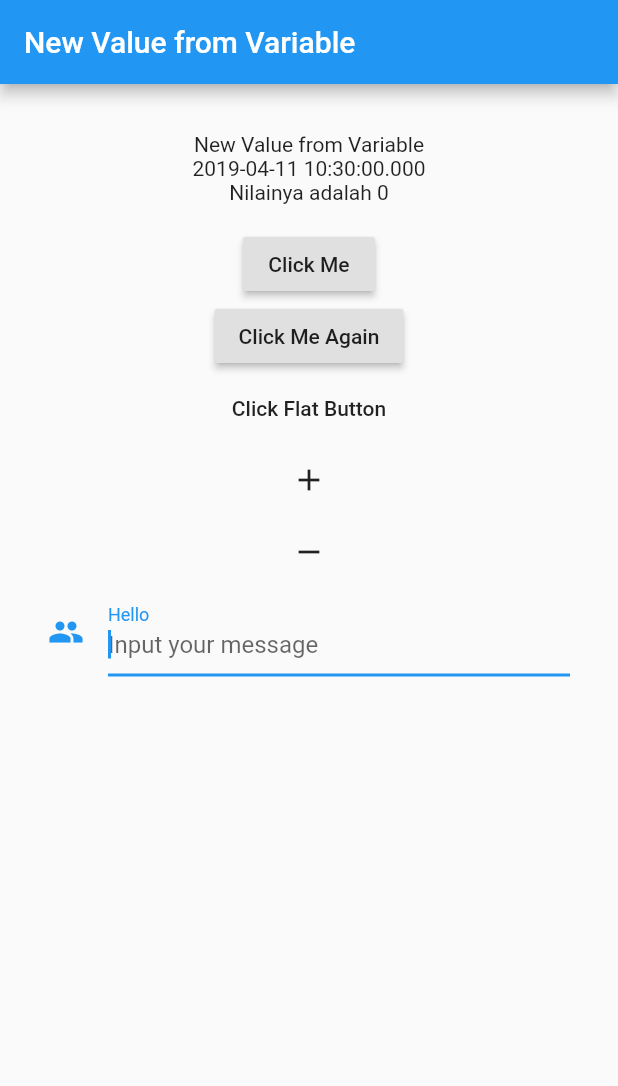
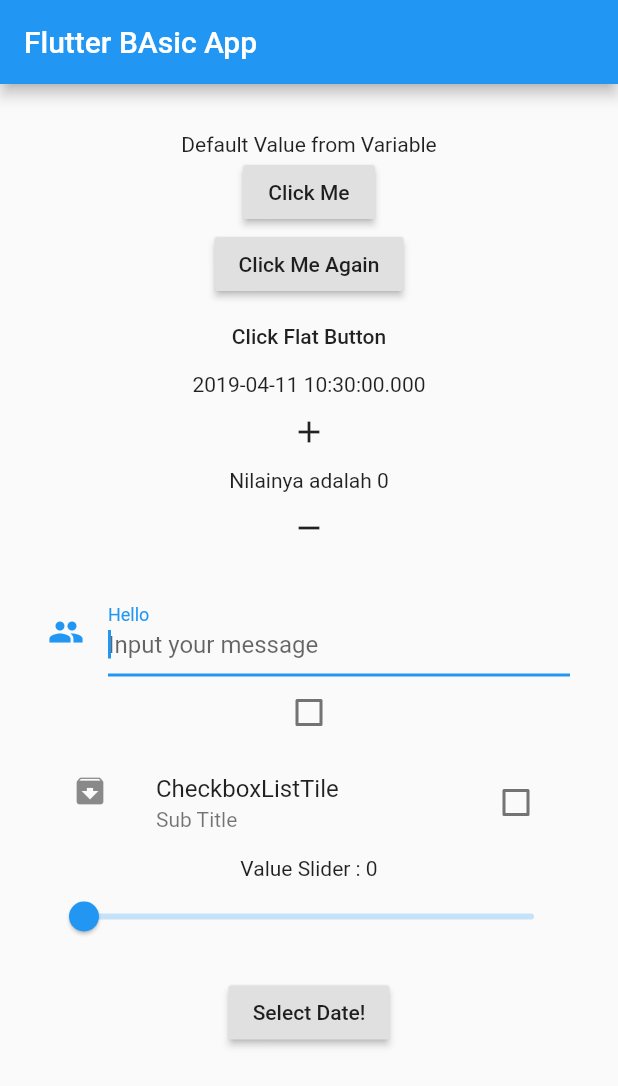
Before and after one commit to mrjuoss/flutter_app_basic, a Flutter app: the screen it shows after launch, after a tap on "Click Flat Button", after a tap on the "add" icon, after a tap on the "remove" icon, on a phone screen of 412 x 824 dp. Shown: the top 1086 px of the screen. Run offline on Flutter 3.47's test engine with Material 2 defaults, Android fonts, the phone set to English and light mode, and no system bars.

Commit message:
Add EditText, Raised Button, Flat Button, Icon Button, Check Box, Slider and Date Picker

```diff
--- a/lib/main.dart
+++ b/lib/main.dart
@@ -13,42 +13,24 @@ class MyApp extends StatefulWidget {
 }
 
 class _MyAppState extends State<MyApp> {
-  String _value = 'New Value from Variable';
-  String _dateNow = '';
 
-  String _message = '';
-
-  int _jumlah = 0;
-
+  String _value = 'Default Value from Variable';
+  /* Tanpa Parameter */
   void _onPressed() {
     setState(() {
       _value = 'My Name is Jaki';
     });
   }
 
+  /* Parameter */
   void _onPressedAgain(String value) {
     setState(() {
       _value = value;
     });
   }
 
-  void _onPressedFlatButton() {
-    setState(() {
-      _dateNow = DateTime.now().toString();
-    });
-  }
-
-  void _add() {
-    setState(() {
-      _jumlah++;
-    });
-  }
-
-  void _substract() {
-    setState(() {
-      _jumlah--;
-    });
-  }
+  /* Edit Text */
+  String _message = '';
 
   void _onChange(String value) {
     setState(() => _message = 'Changed : $value');
@@ -58,45 +40,136 @@ class _MyAppState extends State<MyApp> {
     setState(() => _message = 'Submited : $value');
   }
 
+  /* Flat Button */
+  String _dateNow = '';
+
+  void _onPressedFlatButton() {
+    setState(() {
+      _dateNow = DateTime.now().toString();
+    });
+  }
+
+  /* Icon Button */
+  int _jml = 0;
+
+  void _add() {
+    setState(() {
+      _jml++;
+    });
+  }
+
+  void _substract() {
+    setState(() {
+      _jml--;
+    });
+  }
+
+  /* Checkbox */
+  bool _pilih1 = false;
+  bool _pilih2 = false;
+
+  void _pilih1Change(bool value) => setState(() => _pilih1 = value);
+
+  void _pilih2Change(bool value) => setState(() => _pilih2 = value);
+
+  /* Slider */
+  double _sliderValue = 0.0;
+
+  void _setSliderValue(double value) => setState(() => _sliderValue = value);
+
+  /* Date Picker */
+  String _dateValue = '';
+
+  Future _selectDate() async {
+    DateTime picked = await showDatePicker(
+        context: context,
+        initialDate: new DateTime.now(),
+        firstDate: new DateTime(2016),
+        lastDate: new DateTime(2020)
+    );
+
+    if (picked != null) setState(() => _dateValue = picked.toString());
+  }
+
   @override
   Widget build(BuildContext context) {
     return new Scaffold(
       resizeToAvoidBottomPadding: false,
       appBar: new AppBar(
-        title: new Text(_value),
+        title: new Text('Flutter BAsic App'),
       ),
       body: new Container(
         padding: new EdgeInsets.all(32.0),
         child: new Column(
           children: <Widget>[
             new Text(_value),
-            new Text(_dateNow),
-            new Text('Nilainya adalah $_jumlah'),
-            new Text(_message),
+
+            /* Tanpa Parameter */
             new RaisedButton(
               onPressed: _onPressed,
               child: new Text('Click Me'),
             ),
+
+            /* Parameter */
             new RaisedButton(
               onPressed: () => _onPressedAgain('Hello Bryan'),
               child: new Text('Click Me Again'),
             ),
+
+            /* Flat Button */
             new FlatButton(
                 onPressed: _onPressedFlatButton,
                 child: new Text('Click Flat Button')),
+            new Text(_dateNow),
+
+            /* Icon Button */
             new IconButton(icon: Icon(Icons.add), onPressed: _add),
+
+            new Text('Nilainya adalah $_jml'),
+
             new IconButton(icon: Icon(Icons.remove), onPressed: _substract),
+
+            /* Edit Text */
+            new Text(_message),
             new TextField(
               decoration: new InputDecoration(
-                labelText: 'Hello',
-                hintText: 'Input your message',
-                icon: new Icon(Icons.people)
-              ),
+                  labelText: 'Hello',
+                  hintText: 'Input your message',
+                  icon: new Icon(Icons.people)),
               autofocus: true,
-              keyboardType: TextInputType.number,
+              keyboardType: TextInputType.text,
               onChanged: _onChange,
               onSubmitted: _onSubmit,
             ),
+
+            /* Checbox*/
+            new Checkbox(
+                value: _pilih1,
+                onChanged: _pilih1Change,
+                activeColor: Colors.amberAccent),
+            new CheckboxListTile(
+              value: _pilih2,
+              onChanged: _pilih2Change,
+              title: new Text('CheckboxListTile'),
+              subtitle: new Text('Sub Title'),
+              secondary: new Icon(Icons.archive),
+              activeColor: Colors.red,
+              controlAffinity: ListTileControlAffinity.trailing,
+            ),
+
+            /* Slider */
+            new Text('Value Slider : ${(_sliderValue * 100).round()}'),
+            new Slider(value: _sliderValue, onChanged: _setSliderValue),
+
+            /* Date Picker */
+            new Text(_dateValue),
+            new RaisedButton(
+                onPressed: _selectDate,
+                child: new Text('Select Date!'),
+            ),
+
+
+
           ],
         ),
       ),
```
